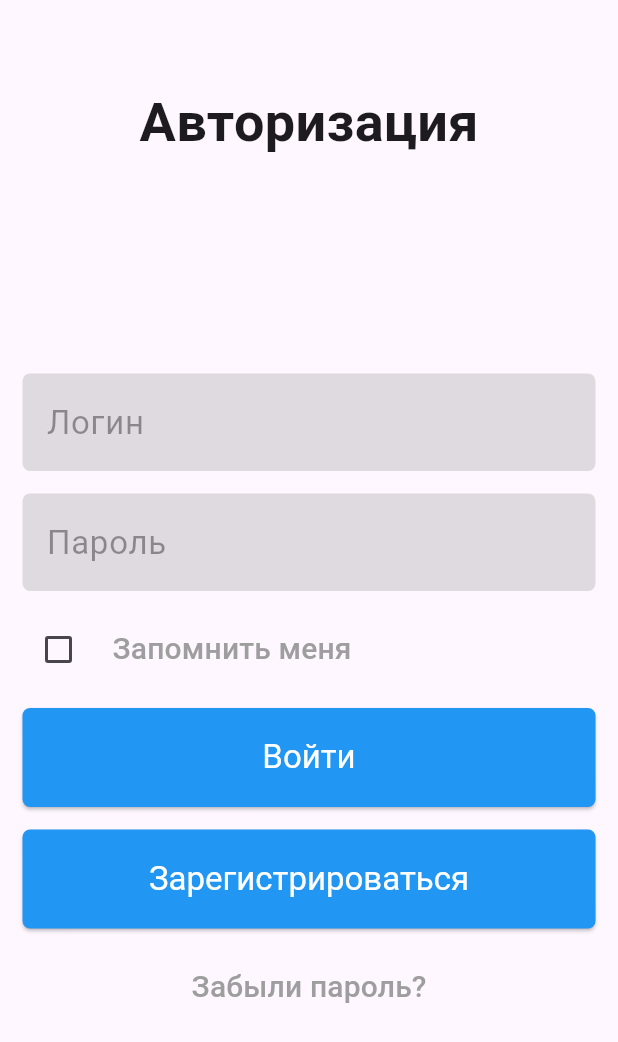
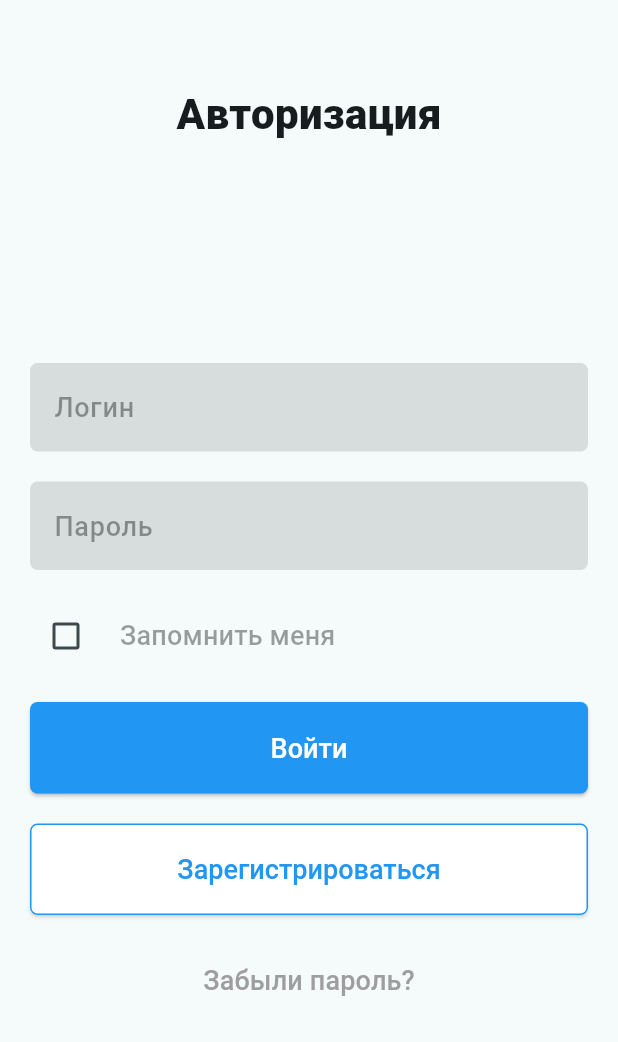
Before and after one commit to ReallyWeirdCat/pks_s5_pr2, a Flutter app: the screen it shows after launch, on a phone screen of 412 x 824 dp. Shown: the top 1042 px of the screen. Run offline on Flutter 3.47's test engine with Material 3 defaults, Android fonts, the phone set to English and light mode, and no system bars.

Commit message:
Colors, sizes and fonts adjusted

```diff
--- a/lib/main.dart
+++ b/lib/main.dart
@@ -14,7 +14,7 @@ class MyApp extends StatelessWidget {
       debugShowCheckedModeBanner: false,
       title: 'PKS S5P2',
       theme: ThemeData(
-        colorScheme: ColorScheme.fromSeed(seedColor: Colors.deepPurple),
+        colorScheme: ColorScheme.fromSeed(seedColor: Colors.white),
         useMaterial3: true,
       ),
       home: const HomePage(),
@@ -36,15 +36,15 @@ class HomePage extends StatelessWidget {
 
            // Название
            const Text(
-               "Авторизация", style: TextStyle(fontSize: 36, fontWeight: FontWeight.bold),
+               "Авторизация", style: TextStyle(fontSize: 28, fontWeight: FontWeight.w900),
            ),
 
            const Spacer(),
 
            Padding(
-             padding: const EdgeInsets.all(15.0),
+             padding: const EdgeInsets.all(20.0),
              child: Wrap(
-               runSpacing: 15.0,
+               runSpacing: 20.0,
                alignment: WrapAlignment.spaceAround,
                children: <Widget> [
                  // Поле логина
@@ -52,7 +52,7 @@ class HomePage extends StatelessWidget {
                    decoration: InputDecoration( hintText: 'Логин',
                      filled: true,
                      fillColor: Colors.black12,
-                     hintStyle: TextStyle(color: Colors.black38, fontSize: 22),
+                     hintStyle: TextStyle(color: Colors.black38, fontSize: 18, fontWeight: FontWeight.w500),
                      enabledBorder: OutlineInputBorder(
                        borderRadius: BorderRadius.all(Radius.circular(5)),
                        borderSide: BorderSide.none,
@@ -69,7 +69,7 @@ class HomePage extends StatelessWidget {
                    decoration: InputDecoration( hintText: 'Пароль',
                      filled: true,
                      fillColor: Colors.black12,
-                     hintStyle: TextStyle(color: Colors.black38, fontSize: 22),
+                     hintStyle: TextStyle(color: Colors.black38, fontSize: 18, fontWeight: FontWeight.w500),
                      enabledBorder: OutlineInputBorder(
                        borderRadius: BorderRadius.all(Radius.circular(5)),
                        borderSide: BorderSide.none,
@@ -87,12 +87,12 @@ class HomePage extends StatelessWidget {
                      Checkbox(value: false, onChanged: (value) {},),
                      TextButton(
                          onPressed: (){},
-                         child: const Text("Запомнить меня", style: TextStyle(color: Colors.grey, fontSize: 20),
+                         child: const Text("Запомнить меня", style: TextStyle(color: Colors.black38, fontSize: 18, fontWeight: FontWeight.w500),
                          )
                      ),
                    ],
                  ),
-
+                 const Spacer(),
                  // Кнопка входа
                  SizedBox(
                    width: double.infinity,
@@ -101,7 +101,7 @@ class HomePage extends StatelessWidget {
                        foregroundColor: Colors.white,
                        backgroundColor: Colors.blue,
                        padding: const EdgeInsets.all(20),
-                       textStyle: const TextStyle(fontSize: 22),
+                       textStyle: const TextStyle(fontSize: 18, fontWeight: FontWeight.w500),
                        shape: RoundedRectangleBorder(
                          borderRadius: BorderRadius.circular(5),
                        ),
@@ -116,10 +116,12 @@ class HomePage extends StatelessWidget {
                    width: double.infinity,
                    child: ElevatedButton(
                      style: ElevatedButton.styleFrom(
-                       foregroundColor: Colors.white,
-                       backgroundColor: Colors.blue,
+                       foregroundColor: Colors.blue,
+                       backgroundColor: Colors.white,
+                       side: const BorderSide(color: Colors.blue),
+                       shadowColor: Colors.white,
                        padding: const EdgeInsets.all(20),
-                       textStyle: const TextStyle(fontSize: 22),
+                       textStyle: const TextStyle(fontSize: 18, fontWeight: FontWeight.w500),
                        shape: RoundedRectangleBorder(
                          borderRadius: BorderRadius.circular(5),
                        ),
@@ -132,7 +134,7 @@ class HomePage extends StatelessWidget {
                  // Кнопка восстановления
                  TextButton(
                      onPressed: (){},
-                     child: const Text("Забыли пароль?", style: TextStyle(color: Colors.grey, fontSize: 20),
+                     child: const Text("Забыли пароль?", style: TextStyle(color: Colors.grey, fontSize: 18, fontWeight: FontWeight.w500),
                      ),
                  ),
              ]),
```
